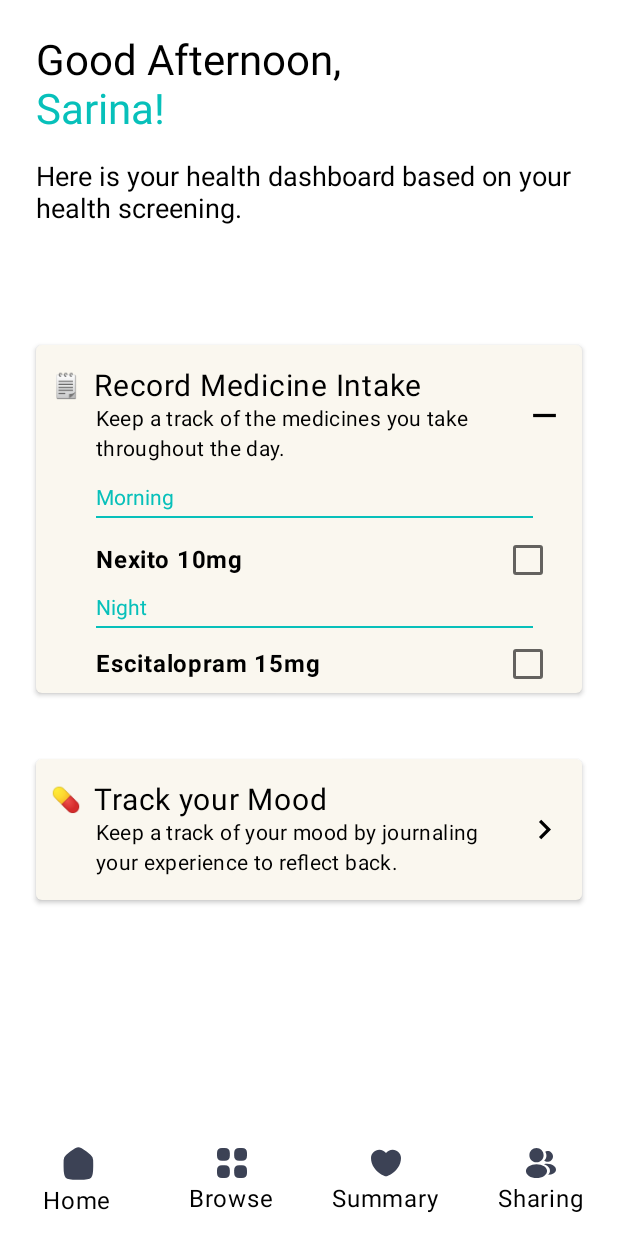
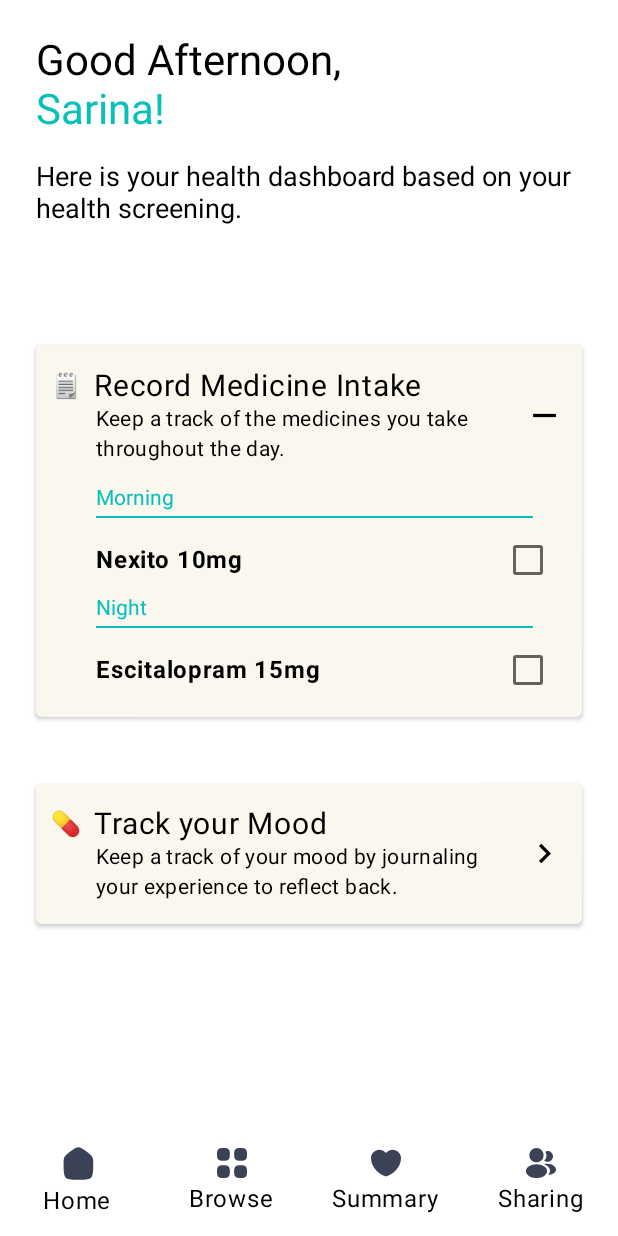
Before and after one commit to Yilendi/5120MentalHealth, an Android app built with Jetpack Compose: the screen it shows after launch (MainActivity), after a tap on "Expand", on a phone screen of 412 x 824 dp. Run offline under Robolectric (Android 15) with nearby library versions, the phone set to English and light mode, and no system bars.

Commit message:
feat: ui

```diff
--- a/CIS5120MentalHealth/app/src/main/java/com/example/cis5120mentalhealth/HomeScreen.kt
+++ b/CIS5120MentalHealth/app/src/main/java/com/example/cis5120mentalhealth/HomeScreen.kt
@@ -205,7 +205,7 @@ fun HealthCard(item: ItemDetails, navController: NavController) {
         modifier = Modifier
             .fillMaxWidth()
             .padding(vertical = 8.dp)
-            .height(if (isExpanded) 232.dp else 94.dp), // Adjust height based on expanded state
+            .height(if (isExpanded) 248.dp else 94.dp), // Adjust height based on expanded state
         elevation = 2.dp,
         backgroundColor = Color(0xFFFAF7EF)
     ) {
```
